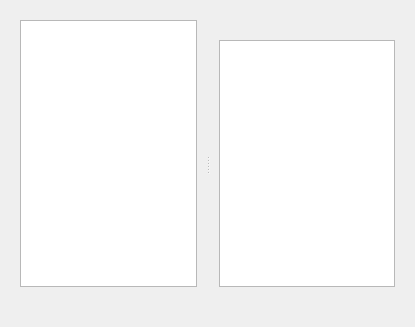
This is eiskaltdcpp/ui/UIShareBrowser.ui in eiskaltdcpp/eiskaltdcpp as Qt 5 draws it before an edit. The edited form follows.
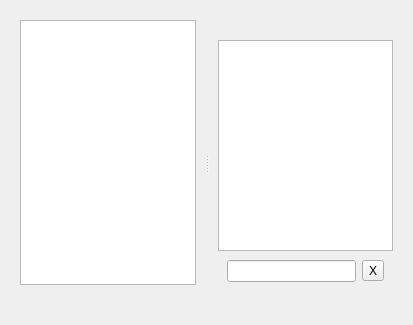
This is the edited form.

What changed in the file:
```diff
--- a/eiskaltdcpp/ui/UIShareBrowser.ui
+++ b/eiskaltdcpp/ui/UIShareBrowser.ui
@@ -6,8 +6,8 @@
    <rect>
     <x>0</x>
     <y>0</y>
-    <width>415</width>
-    <height>327</height>
+    <width>413</width>
+    <height>325</height>
    </rect>
   </property>
   <property name="sizePolicy">
@@ -74,7 +74,7 @@
        <enum>QFrame::Plain</enum>
       </property>
       <layout class="QGridLayout" name="gridLayout_2">
-       <item row="2" column="0">
+       <item row="4" column="0" colspan="2">
         <widget class="QLabel" name="label_RIGHT">
          <property name="layoutDirection">
           <enum>Qt::RightToLeft</enum>
@@ -84,7 +84,7 @@
          </property>
         </widget>
        </item>
-       <item row="1" column="0">
+       <item row="1" column="0" colspan="2">
         <widget class="QTreeView" name="treeView_RPANE">
          <property name="editTriggers">
           <set>QAbstractItemView::NoEditTriggers</set>
@@ -110,6 +110,37 @@
          </property>
         </widget>
        </item>
+       <item row="2" column="0" colspan="2">
+        <widget class="QFrame" name="frame_FILTER">
+         <property name="frameShape">
+          <enum>QFrame::NoFrame</enum>
+         </property>
+         <property name="frameShadow">
+          <enum>QFrame::Plain</enum>
+         </property>
+         <property name="lineWidth">
+          <number>0</number>
+         </property>
+         <layout class="QGridLayout" name="gridLayout_4">
+          <property name="topMargin">
+           <number>3</number>
+          </property>
+          <property name="bottomMargin">
+           <number>3</number>
+          </property>
+          <item row="0" column="0">
+           <widget class="QLineEdit" name="lineEdit_FILTER"/>
+          </item>
+          <item row="0" column="1">
+           <widget class="QToolButton" name="toolButton_CLOSEFILTER">
+            <property name="text">
+             <string>X</string>
+            </property>
+           </widget>
+          </item>
+         </layout>
+        </widget>
+       </item>
       </layout>
      </widget>
     </widget>
```
